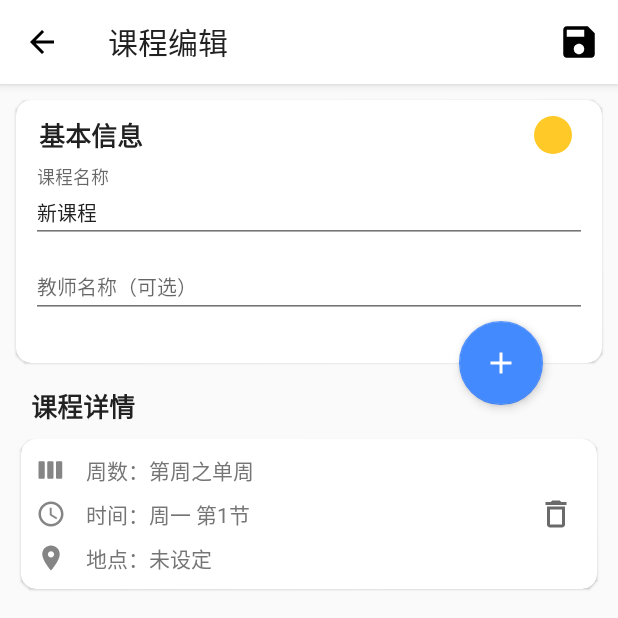
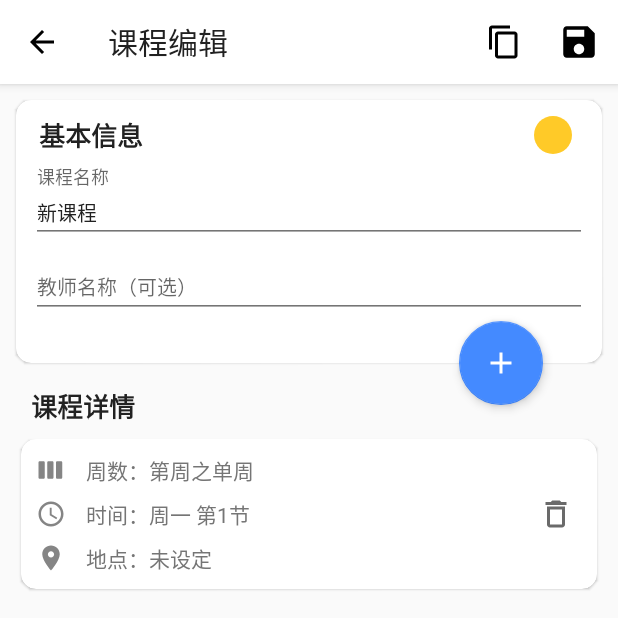
Before and after one commit to XFY9326/Schedule, an Android app: the CourseEditActivity screen opened directly, with no data from a screen before it, after a tap on "保存", on a phone screen of 412 x 824 dp, the top half of it. Run offline under Robolectric (Android 15) with nearby library versions, the phone set to English and light mode, and no system bars; our stand-ins replace Room's generated code; libraries missing offline, so code that uses them is left out: com.jaredrummler.android; 1 statement that could not run was skipped; 1 other tap on this screen came first.

Commit message:
Add schedule time import function Add course copy function Change default schedule term date
Signed-off-by: XFY9326 <1069665464@qq.com>

```diff
--- a/app/build.gradle
+++ b/app/build.gradle
@@ -29,7 +29,8 @@ android {
         javaCompileOptions {
             annotationProcessorOptions {
                 arguments += [
-                        "room.schemaLocation": "$projectDir/schemas".toString()
+                        "room.schemaLocation": "$projectDir/schemas".toString(),
+                        "room.incremental"   : "true"
                 ]
             }
         }
--- a/app/src/main/java/tool/xfy9326/schedule/db/DBConst.kt
+++ b/app/src/main/java/tool/xfy9326/schedule/db/DBConst.kt
@@ -8,6 +8,7 @@ object DBConst {
     const val TABLE_COURSE_TIME = "CourseTime"
 
     const val COLUMN_SCHEDULE_ID = "scheduleId"
+    const val COLUMN_SCHEDULE_NAME = "name"
     const val COLUMN_COURSE_ID = "courseId"
     const val COLUMN_TIME_ID = "timeId"
     const val COLUMN_WEEK_DAY = "weekDay"
--- a/app/src/main/java/tool/xfy9326/schedule/db/dao/ScheduleDAO.kt
+++ b/app/src/main/java/tool/xfy9326/schedule/db/dao/ScheduleDAO.kt
@@ -129,6 +129,9 @@ abstract class ScheduleDAO {
     @Query("select * from ${DBConst.TABLE_SCHEDULE} where ${DBConst.COLUMN_SCHEDULE_ID}=:scheduleId")
     abstract fun getSchedule(scheduleId: Long): Flow<Schedule?>
 
+    @Query("select ${DBConst.COLUMN_SCHEDULE_ID}, ${DBConst.COLUMN_SCHEDULE_NAME} from ${DBConst.TABLE_SCHEDULE}")
+    abstract fun getScheduleMin(): Flow<List<Schedule.Min>>
+
 
     @Query("select count(*) from ${DBConst.TABLE_SCHEDULE}")
     abstract suspend fun getScheduleCount(): Long
--- a/app/src/main/java/tool/xfy9326/schedule/ui/activity/CourseEditActivity.kt
+++ b/app/src/main/java/tool/xfy9326/schedule/ui/activity/CourseEditActivity.kt
@@ -50,6 +50,20 @@ class CourseEditActivity : ViewModelActivity<CourseEditViewModel, ActivityCourse
         viewModel.courseSaveFailed.observeEvent(this) {
             viewBinding.layoutCourseEdit.showShortSnackBar(it.getText(this))
         }
+        viewModel.copyToOtherSchedule.observeEvent(this) {
+            if (it == null) {
+                viewBinding.layoutCourseEdit.showShortSnackBar(R.string.course_copy_success)
+            } else {
+                viewBinding.layoutCourseEdit.showShortSnackBar(R.string.course_copy_failed, it.getText(this))
+            }
+        }
+        viewModel.loadAllSchedules.observeEvent(this) {
+            if (it.isEmpty()) {
+                viewBinding.layoutCourseEdit.showShortSnackBar(R.string.empty_schedule_list)
+            } else {
+                DialogUtils.showScheduleSelectDialog(this, R.string.copy_to_other_schedule, it, viewModel::copyToOtherSchedule)
+            }
+        }
         viewModel.editCourseTime.observeEvent(this) {
             CourseTimeEditDialog.showDialog(supportFragmentManager, it)
         }
@@ -83,7 +97,8 @@ class CourseEditActivity : ViewModelActivity<CourseEditViewModel, ActivityCourse
     }
 
     override fun onOptionsItemSelected(item: MenuItem): Boolean {
-        if (item.itemId == R.id.menu_courseEditSave) {
+        when (item.itemId) {
+            R.id.menu_courseEditSave -> {
                 requireViewModel().apply {
                     requireViewBinding().layoutCourseEdit.apply {
                         clearFocus()
@@ -92,6 +107,8 @@ class CourseEditActivity : ViewModelActivity<CourseEditViewModel, ActivityCourse
                     updateTextData()
                     saveCourse(currentEditScheduleId)
                 }
+            }
+            R.id.menu_courseEditCopy -> requireViewModel().loadAllSchedules(currentEditScheduleId)
         }
         return super.onOptionsItemSelected(item)
     }
--- /dev/null
+++ b/app/src/main/res/drawable/ic_copy_24.xml
@@ -0,0 +1,9 @@
+<vector xmlns:android="http://schemas.android.com/apk/res/android"
+    android:width="24dp"
+    android:height="24dp"
+    android:viewportWidth="24"
+    android:viewportHeight="24">
+    <path
+        android:fillColor="@color/dark_icon"
+        android:pathData="M16,1L4,1c-1.1,0 -2,0.9 -2,2v14h2L4,3h12L16,1zM19,5L8,5c-1.1,0 -2,0.9 -2,2v14c0,1.1 0.9,2 2,2h11c1.1,0 2,-0.9 2,-2L21,7c0,-1.1 -0.9,-2 -2,-2zM19,21L8,21L8,7h11v14z" />
+</vector>
--- a/app/src/main/res/menu/menu_course_edit.xml
+++ b/app/src/main/res/menu/menu_course_edit.xml
@@ -1,6 +1,11 @@
 <?xml version="1.0" encoding="utf-8"?>
 <menu xmlns:android="http://schemas.android.com/apk/res/android"
     xmlns:app="http://schemas.android.com/apk/res-auto">
+    <item
+        android:id="@+id/menu_courseEditCopy"
+        android:icon="@drawable/ic_copy_24"
+        android:title="@string/copy_to_other_schedule"
+        app:showAsAction="ifRoom" />
     <item
         android:id="@+id/menu_courseEditSave"
         android:icon="@drawable/ic_save_28"
--- a/app/src/main/res/menu/menu_schedule_edit.xml
+++ b/app/src/main/res/menu/menu_schedule_edit.xml
@@ -1,6 +1,11 @@
 <?xml version="1.0" encoding="utf-8"?>
 <menu xmlns:android="http://schemas.android.com/apk/res/android"
     xmlns:app="http://schemas.android.com/apk/res-auto">
+    <item
+        android:id="@+id/menu_scheduleEditImport"
+        android:icon="@drawable/ic_import_28"
+        android:title="@string/import_times_from_other_schedule"
+        app:showAsAction="ifRoom" />
     <item
         android:id="@+id/menu_scheduleEditDelete"
         android:icon="@drawable/ic_delete_28"
--- a/app/src/main/res/values/strings.xml
+++ b/app/src/main/res/values/strings.xml
@@ -212,6 +212,13 @@
     <string name="generate_share_schedule_failed">课表图片生成失败！</string>
     <string name="save_image_while_sharing">分享课表图片时保存图片到相册</string>
     <string name="save_image_while_sharing_sum">开启后将会在分享课表图片时保存图片到相册</string>
+    <string name="copy_to_other_schedule">复制到其他课表</string>
+    <string name="import_times_from_other_schedule">从其他课表导入课表时间</string>
+    <string name="schedule_time_import_failed">课表时间导入失败！</string>
+    <string name="schedule_time_import_success">课表时间导入成功！</string>
+    <string name="course_copy_failed">课程复制失败！\n%1$s</string>
+    <string name="course_copy_success">课程已成功复制到另一课表！</string>
+    <string name="empty_schedule_list">没有可选的课表！</string>
 
     <string name="scare_type_fit_center">等比缩放，从中间开始填充满</string>
     <string name="scare_type_center_crop">等比缩放直到完全填充</string>
```
Also changed, not shown: app/src/main/java/tool/xfy9326/schedule/beans/Course.kt (+8 -0 lines), app/src/main/java/tool/xfy9326/schedule/beans/Schedule.kt (+7 -1 lines), app/src/main/java/tool/xfy9326/schedule/ui/activity/ScheduleEditActivity.kt (+17 -0 lines), app/src/main/java/tool/xfy9326/schedule/ui/vm/CourseEditViewModel.kt (+24 -0 lines), app/src/main/java/tool/xfy9326/schedule/ui/vm/ScheduleEditViewModel.kt (+21 -0 lines), app/src/main/java/tool/xfy9326/schedule/utils/DialogUtils.kt (+11 -0 lines), app/src/main/java/tool/xfy9326/schedule/utils/ScheduleManager.kt (+5 -4 lines), app/src/main/res/drawable/ic_import_28.xml (added, +9 -0 lines). Lines whose indentation alone changed are shown as unchanged.
